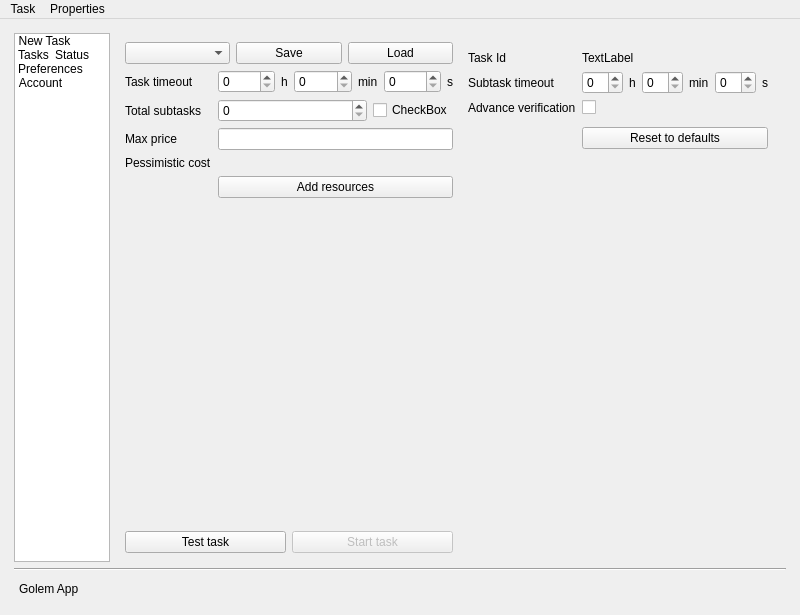
First picture: the form in gnr/ui/AppMainWindow.ui, repository golemfactory/clay, before the edit.
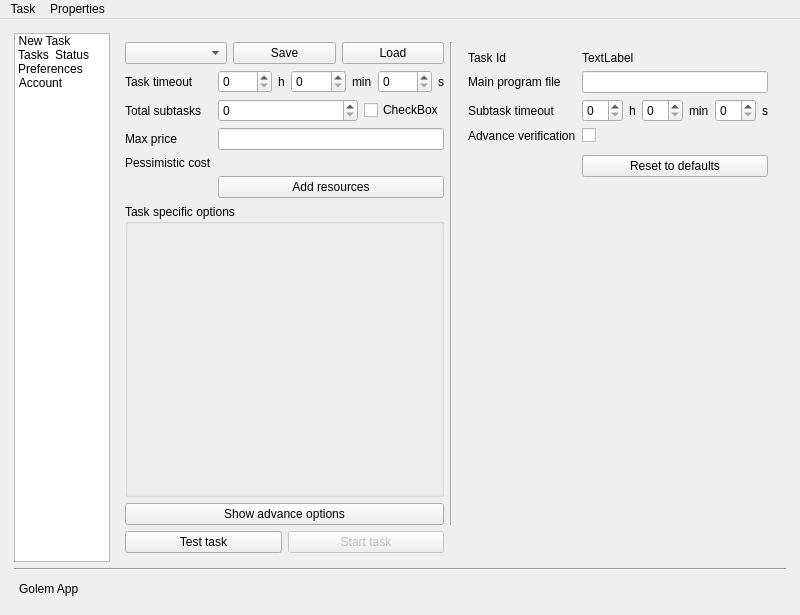
Second picture: the form after the edit. Icons and pictures are not drawn. Custom widgets are drawn as their Qt base class.

Commit message: new task specific layouts

```diff
--- a/gnr/ui/AppMainWindow.ui
+++ b/gnr/ui/AppMainWindow.ui
@@ -165,6 +165,147 @@
           </property>
           <widget class="QWidget" name="newTaskPage">
            <layout class="QGridLayout" name="gridLayout_12">
+            <item row="0" column="2">
+             <widget class="QWidget" name="advanceNewTaskWidget" native="true">
+              <layout class="QGridLayout" name="gridLayout_14" columnminimumwidth="0,0">
+               <item row="0" column="1">
+                <layout class="QFormLayout" name="formLayout_8">
+                 <property name="fieldGrowthPolicy">
+                  <enum>QFormLayout::AllNonFixedFieldsGrow</enum>
+                 </property>
+                 <item row="2" column="0">
+                  <widget class="QLabel" name="label_51">
+                   <property name="text">
+                    <string>Subtask timeout</string>
+                   </property>
+                  </widget>
+                 </item>
+                 <item row="2" column="1">
+                  <layout class="QHBoxLayout" name="horizontalLayout_19">
+                   <item>
+                    <widget class="QSpinBox" name="subtaskTimeoutHourSpinBox"/>
+                   </item>
+                   <item>
+                    <widget class="QLabel" name="label_52">
+                     <property name="sizePolicy">
+                      <sizepolicy hsizetype="Maximum" vsizetype="Preferred">
+                       <horstretch>0</horstretch>
+                       <verstretch>0</verstretch>
+                      </sizepolicy>
+                     </property>
+                     <property name="text">
+                      <string>h</string>
+                     </property>
+                    </widget>
+                   </item>
+                   <item>
+                    <widget class="QSpinBox" name="subtaskTimeoutMinSpinBox"/>
+                   </item>
+                   <item>
+                    <widget class="QLabel" name="label_53">
+                     <property name="sizePolicy">
+                      <sizepolicy hsizetype="Maximum" vsizetype="Preferred">
+                       <horstretch>0</horstretch>
+                       <verstretch>0</verstretch>
+                      </sizepolicy>
+                     </property>
+                     <property name="text">
+                      <string>min</string>
+                     </property>
+                    </widget>
+                   </item>
+                   <item>
+                    <widget class="QSpinBox" name="subtaskTimeoutSecSpinBox"/>
+                   </item>
+                   <item>
+                    <widget class="QLabel" name="label_54">
+                     <property name="sizePolicy">
+                      <sizepolicy hsizetype="Maximum" vsizetype="Preferred">
+                       <horstretch>0</horstretch>
+                       <verstretch>0</verstretch>
+                      </sizepolicy>
+                     </property>
+                     <property name="text">
+                      <string>s</string>
+                     </property>
+                    </widget>
+                   </item>
+                  </layout>
+                 </item>
+                 <item row="3" column="1">
+                  <widget class="QCheckBox" name="advanceVerificationCheckBox">
+                   <property name="text">
+                    <string/>
+                   </property>
+                  </widget>
+                 </item>
+                 <item row="3" column="0">
+                  <widget class="QLabel" name="label_59">
+                   <property name="text">
+                    <string>Advance verification</string>
+                   </property>
+                  </widget>
+                 </item>
+                 <item row="4" column="1">
+                  <widget class="QWidget" name="advancVerificationWidget" native="true"/>
+                 </item>
+                 <item row="5" column="1">
+                  <widget class="QPushButton" name="resetToDefaultButton">
+                   <property name="text">
+                    <string>Reset to defaults</string>
+                   </property>
+                  </widget>
+                 </item>
+                 <item row="0" column="0">
+                  <widget class="QLabel" name="label_60">
+                   <property name="text">
+                    <string>Task Id</string>
+                   </property>
+                  </widget>
+                 </item>
+                 <item row="0" column="1">
+                  <widget class="QLabel" name="taskIdLabel">
+                   <property name="text">
+                    <string>TextLabel</string>
+                   </property>
+                  </widget>
+                 </item>
+                 <item row="1" column="1">
+                  <widget class="QLineEdit" name="mainProgramFileLineEdit"/>
+                 </item>
+                 <item row="1" column="0">
+                  <widget class="QLabel" name="label_58">
+                   <property name="text">
+                    <string>Main program file</string>
+                   </property>
+                  </widget>
+                 </item>
+                </layout>
+               </item>
+              </layout>
+             </widget>
+            </item>
+            <item row="1" column="0">
+             <layout class="QHBoxLayout" name="horizontalLayout_21">
+              <item>
+               <widget class="QPushButton" name="testTaskButton">
+                <property name="text">
+                 <string>Test task</string>
+                </property>
+               </widget>
+              </item>
+              <item>
+               <widget class="QPushButton" name="finishButton">
+                <property name="enabled">
+                 <bool>false</bool>
+                </property>
+                <property name="text">
+                 <string>Start task</string>
+                </property>
+               </widget>
+              </item>
+             </layout>
+            </item>
             <item row="0" column="0">
              <layout class="QHBoxLayout" name="horizontalLayout_16">
               <item>
@@ -189,7 +330,7 @@
                    </widget>
                   </item>
                   <item>
-                   <widget class="QPushButton" name="pushButton_4">
+                   <widget class="QPushButton" name="loadButton">
                     <property name="text">
                      <string>Load</string>
                     </property>
@@ -197,9 +338,6 @@
                   </item>
                  </layout>
                 </item>
-                <item>
-                 <layout class="QGridLayout" name="taskSpecificLayout"/>
-                </item>
                 <item>
                  <layout class="QFormLayout" name="formLayout_7">
                   <property name="fieldGrowthPolicy">
@@ -331,139 +469,40 @@
                   </item>
                  </layout>
                 </item>
+                <item>
+                 <widget class="QGroupBox" name="taskSpecificGroupBox">
+                  <property name="sizePolicy">
+                   <sizepolicy hsizetype="Preferred" vsizetype="Expanding">
+                    <horstretch>0</horstretch>
+                    <verstretch>0</verstretch>
+                   </sizepolicy>
+                  </property>
+                  <property name="title">
+                   <string>Task specific options</string>
+                  </property>
+                  <layout class="QGridLayout" name="gridLayout_16">
+                   <item row="0" column="0">
+                    <layout class="QGridLayout" name="taskSpecificLayout"/>
+                   </item>
+                  </layout>
+                 </widget>
+                </item>
+                <item>
+                 <widget class="QPushButton" name="showAdvanceNewTaskButton">
+                  <property name="text">
+                   <string>Show advance options</string>
+                  </property>
+                 </widget>
+                </item>
                </layout>
               </item>
              </layout>
             </item>
-            <item row="1" column="0">
-             <layout class="QHBoxLayout" name="horizontalLayout_21">
-              <item>
-               <widget class="QPushButton" name="testTaskButton">
-                <property name="text">
-                 <string>Test task</string>
-                </property>
-               </widget>
-              </item>
-              <item>
-               <widget class="QPushButton" name="finishButton">
-                <property name="enabled">
-                 <bool>false</bool>
-                </property>
-                <property name="text">
-                 <string>Start task</string>
-                </property>
-               </widget>
-              </item>
-             </layout>
-            </item>
             <item row="0" column="1">
-             <widget class="QWidget" name="advanceNewTaskWidget" native="true">
-              <layout class="QGridLayout" name="gridLayout_14">
-               <item row="0" column="0">
-                <layout class="QFormLayout" name="formLayout_8">
-                 <property name="fieldGrowthPolicy">
-                  <enum>QFormLayout::AllNonFixedFieldsGrow</enum>
-                 </property>
-                 <item row="1" column="0">
-                  <widget class="QLabel" name="label_51">
-                   <property name="text">
-                    <string>Subtask timeout</string>
-                   </property>
-                  </widget>
-                 </item>
-                 <item row="1" column="1">
-                  <layout class="QHBoxLayout" name="horizontalLayout_19">
-                   <item>
-                    <widget class="QSpinBox" name="subtaskTimeoutHourSpinBox"/>
-                   </item>
-                   <item>
-                    <widget class="QLabel" name="label_52">
-                     <property name="sizePolicy">
-                      <sizepolicy hsizetype="Maximum" vsizetype="Preferred">
-                       <horstretch>0</horstretch>
-                       <verstretch>0</verstretch>
-                      </sizepolicy>
-                     </property>
-                     <property name="text">
-                      <string>h</string>
-                     </property>
-                    </widget>
-                   </item>
-                   <item>
-                    <widget class="QSpinBox" name="subtaskTimeoutMinSpinBox"/>
-                   </item>
-                   <item>
-                    <widget class="QLabel" name="label_53">
-                     <property name="sizePolicy">
-                      <sizepolicy hsizetype="Maximum" vsizetype="Preferred">
-                       <horstretch>0</horstretch>
-                       <verstretch>0</verstretch>
-                      </sizepolicy>
-                     </property>
-                     <property name="text">
-                      <string>min</string>
-                     </property>
-                    </widget>
-                   </item>
-                   <item>
-                    <widget class="QSpinBox" name="subtaskTimeoutSecSpinBox"/>
-                   </item>
-                   <item>
-                    <widget class="QLabel" name="label_54">
-                     <property name="sizePolicy">
-                      <sizepolicy hsizetype="Maximum" vsizetype="Preferred">
-                       <horstretch>0</horstretch>
-                       <verstretch>0</verstretch>
-                      </sizepolicy>
-                     </property>
-                     <property name="text">
-                      <string>s</string>
-                     </property>
-                    </widget>
-                   </item>
-                  </layout>
-                 </item>
-                 <item row="2" column="1">
-                  <widget class="QCheckBox" name="advanceVerificationCheckBox">
-                   <property name="text">
-                    <string/>
-                   </property>
-                  </widget>
-                 </item>
-                 <item row="2" column="0">
-                  <widget class="QLabel" name="label_59">
-                   <property name="text">
-                    <string>Advance verification</string>
-                   </property>
-                  </widget>
-                 </item>
-                 <item row="3" column="1">
-                  <widget class="QWidget" name="advancVerificationWidget" native="true"/>
-                 </item>
-                 <item row="4" column="1">
-                  <widget class="QPushButton" name="resetToDefaultButton">
-                   <property name="text">
-                    <string>Reset to defaults</string>
-                   </property>
-                  </widget>
-                 </item>
-                 <item row="0" column="0">
-                  <widget class="QLabel" name="label_60">
-                   <property name="text">
-                    <string>Task Id</string>
-                   </property>
-                  </widget>
-                 </item>
-                 <item row="0" column="1">
-                  <widget class="QLabel" name="taskIdLabel">
-                   <property name="text">
-                    <string>TextLabel</string>
-                   </property>
-                  </widget>
-                 </item>
-                </layout>
-               </item>
-              </layout>
+             <widget class="Line" name="line_2">
+              <property name="orientation">
+               <enum>Qt::Vertical</enum>
+              </property>
              </widget>
             </item>
            </layout>
```
The commit also changes 9 other files.
